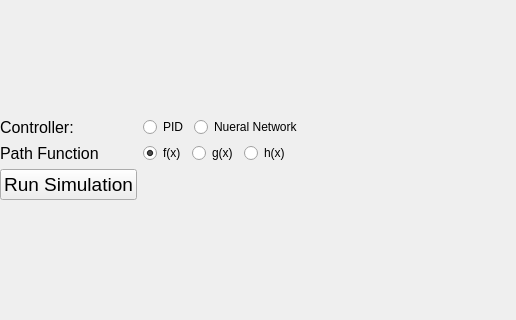
Old version of the form src/mainwindow.ui in the repository viruslobster/AdaptiveControl; both pictures show x 0 to 516 and y 137 to 457 of the 809 by 598 pixel window.
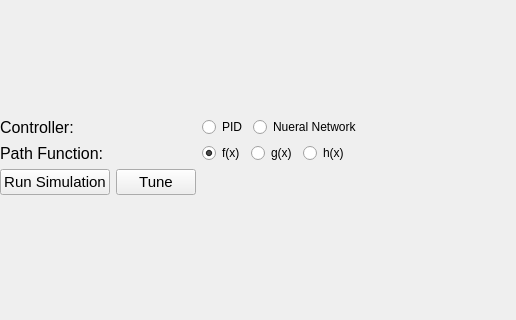
New version of the form. Custom widgets are drawn as their Qt base class.

Commit message: fixing path function bug

Diff of the .ui file:
```diff
--- a/src/mainwindow.ui
+++ b/src/mainwindow.ui
@@ -113,7 +113,7 @@
           </font>
          </property>
          <property name="text">
-          <string>Path Function</string>
+          <string>Path Function:</string>
          </property>
         </widget>
        </item>
@@ -171,16 +171,32 @@
         </layout>
        </item>
        <item row="3" column="0">
+        <layout class="QHBoxLayout" name="horizontalLayout_7">
+         <item>
         <widget class="QPushButton" name="pushButton_2">
          <property name="font">
           <font>
-           <pointsize>14</pointsize>
+             <pointsize>11</pointsize>
           </font>
          </property>
          <property name="text">
           <string>Run Simulation</string>
          </property>
         </widget>
+         </item>
+         <item>
+          <widget class="QPushButton" name="pushButton">
+           <property name="font">
+            <font>
+             <pointsize>11</pointsize>
+            </font>
+           </property>
+           <property name="text">
+            <string>Tune</string>
+           </property>
+          </widget>
+         </item>
+        </layout>
        </item>
       </layout>
      </item>
```
Lines whose indentation alone changed are shown as unchanged. The commit also changes 3 other files.
